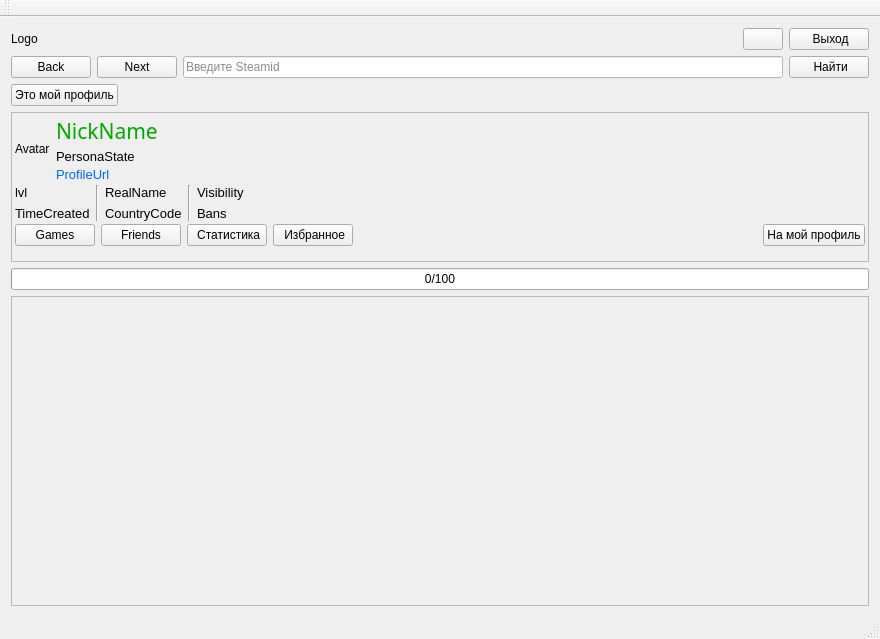
Before: the Qt Designer form AraSteamManager/mainwindow.ui in Arankir/AraSteamManager, drawn with Qt 5.
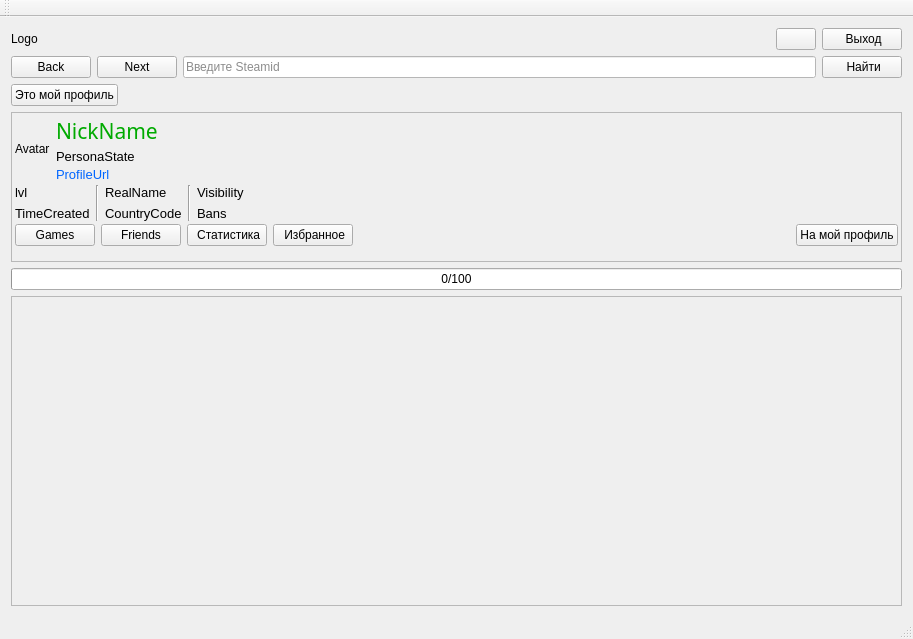
After: the same form once the commit is applied.

```diff
--- a/AraSteamManager/mainwindow.ui
+++ b/AraSteamManager/mainwindow.ui
@@ -6,7 +6,7 @@
    <rect>
     <x>0</x>
     <y>0</y>
-    <width>880</width>
+    <width>913</width>
     <height>639</height>
    </rect>
   </property>
@@ -141,8 +141,8 @@
         <rect>
          <x>0</x>
          <y>0</y>
-         <width>860</width>
-         <height>150</height>
+         <width>893</width>
+         <height>151</height>
         </rect>
        </property>
        <layout class="QVBoxLayout" name="verticalLayout_2">
@@ -442,8 +442,8 @@
           <rect>
            <x>0</x>
            <y>0</y>
-           <width>858</width>
-           <height>285</height>
+           <width>891</width>
+           <height>281</height>
           </rect>
          </property>
         </widget>
```
Left out of the diff: 4 changed lines with no effect on the pictures.
